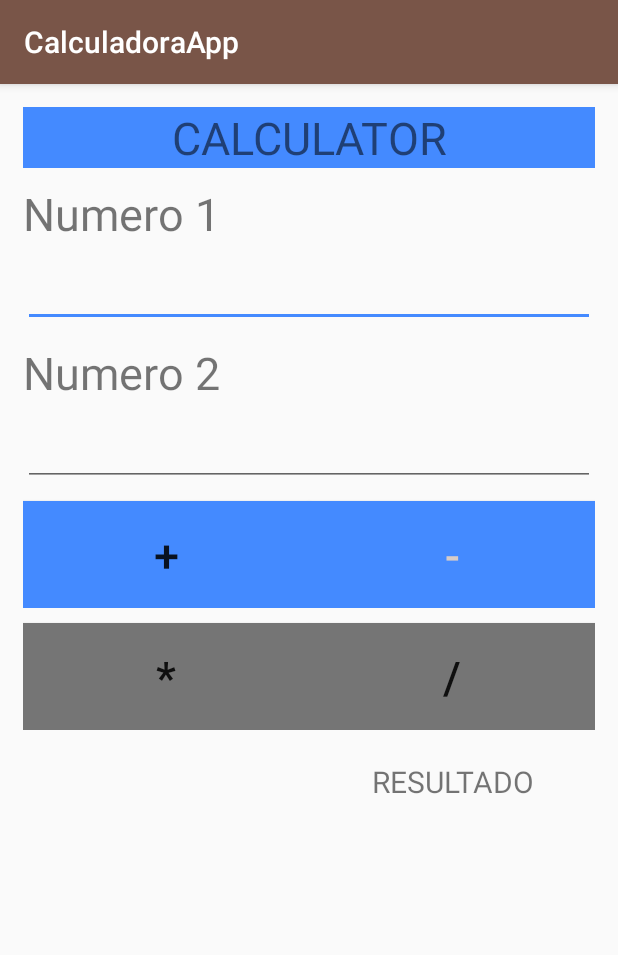
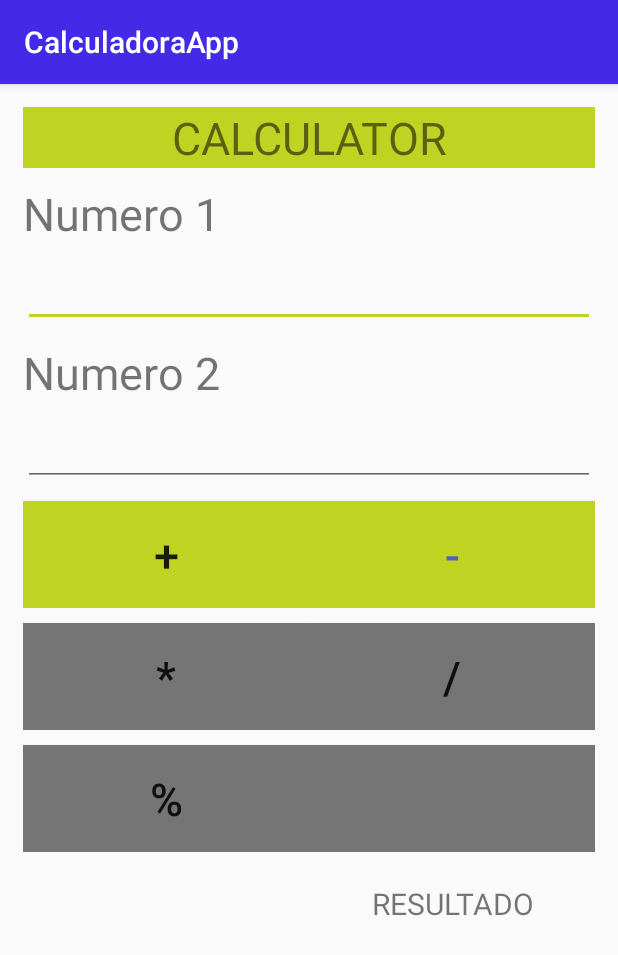
Before and after one commit to gmurgac/calculadoraapp, an Android app: the screen it shows after launch (MainActivity), on a phone screen of 412 x 824 dp. Shown: the top 955 px of the screen. Run offline under Robolectric (Android 15) with nearby library versions, the phone set to English and light mode, and no system bars.

Commit message:
Se agrega la funcion resto
Cambiar paleta de colores
Agregar boton funcion resto

```diff
--- a/Fuentes/CalculadoraApp/app/src/main/res/layout/activity_main.xml
+++ b/Fuentes/CalculadoraApp/app/src/main/res/layout/activity_main.xml
@@ -114,6 +114,37 @@
     <LinearLayout
         android:layout_width="match_parent"
         android:layout_height="wrap_content"
+        android:orientation="horizontal">
+        <Button
+            android:padding="@dimen/paddinGeneral"
+            android:onClick="modulo"
+            android:layout_height="wrap_content"
+            android:layout_width="match_parent"
+            android:layout_weight="1"
+            android:text="%"
+            android:layout_marginTop="@dimen/topTxt"
+            android:background="@color/secondary_text"
+            android:textSize="@dimen/tamanioLetra"
+
+
+            ></Button>
+        <Button
+            android:padding="@dimen/paddinGeneral"
+            android:onClick=""
+            android:layout_width="match_parent"
+            android:layout_height="wrap_content"
+            android:layout_weight="1"
+            android:text=""
+            android:layout_marginTop="@dimen/topTxt"
+            android:background="@color/secondary_text"
+            android:textSize="@dimen/tamanioLetra"
+            ></Button>
+
+    </LinearLayout>
+
+    <LinearLayout
+        android:layout_width="match_parent"
+        android:layout_height="wrap_content"
         android:orientation="horizontal"
         android:layout_marginTop="@dimen/topTxt"
         >
--- a/Fuentes/CalculadoraApp/app/src/main/res/values/colors.xml
+++ b/Fuentes/CalculadoraApp/app/src/main/res/values/colors.xml
@@ -1,14 +1,11 @@
 <?xml version="1.0" encoding="utf-8"?>
 <resources>
-    <color name="colorPrimary">#795548</color>
-    <color name="colorPrimaryDark">#5D4037</color>
-    <color name="colorAccent">#448AFF</color>
-
-
-    <color name="primary_light">#D7CCC8</color>
-
-    <color name="primary_text">#212121</color>
+    <color name="colorPrimary">#4429E6</color>
+    <color name="colorPrimaryDark">#38344D</color>
+    <color name="colorAccent">#BFD323</color>
+    <color name="primary_light">#545FC3</color>
+    <color name="primary_text">#E1E3F5</color>
     <color name="secondary_text">#757575</color>
-    <color name="icons">#FFFFFF</color>
-    <color name="divider">#BDBDBD</color>
+    <color name="icons">#35BF57</color>
+    <color name="divider">#DB1221</color>
 </resources>
```
Also changed, not shown: Fuentes/CalculadoraApp/app/src/main/java/cl/inacap/calculadoraApp/MainActivity.java (+16 -0 lines).
